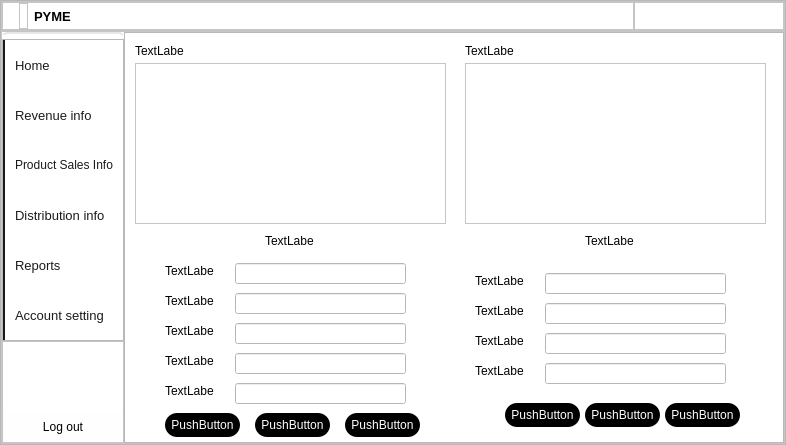
Above: Frontend/dashboardUI.ui from XxDdUu/DACS01 before the change. Below: the same form after it.
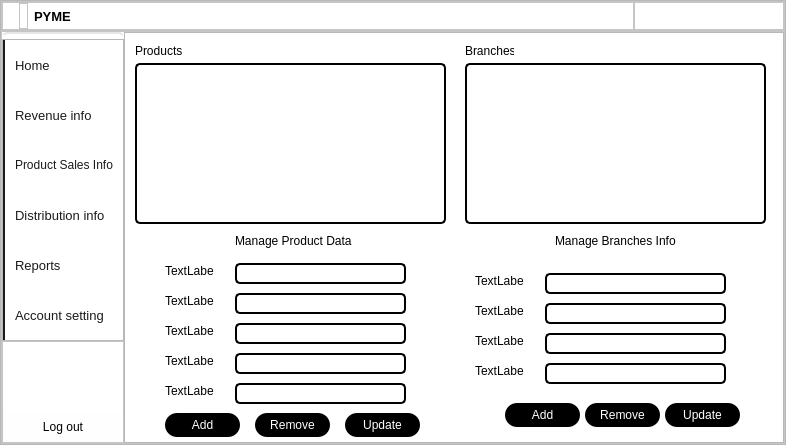
That is the form after the change. The open tabs and pages were chosen to show the change. Icons and pictures are not drawn. Custom widgets are drawn as their Qt base class.

```diff
--- a/Frontend/dashboardUI.ui
+++ b/Frontend/dashboardUI.ui
@@ -2053,6 +2053,10 @@
                      <height>161</height>
                     </rect>
                    </property>
+                   <property name="styleSheet">
+                    <string notr="true">border: 2px solid black;
+border-radius: 5px;</string>
+                   </property>
                   </widget>
                   <widget class="QLabel" name="product_info_label">
                    <property name="geometry">
@@ -2064,20 +2068,20 @@
                     </rect>
                    </property>
                    <property name="text">
-                    <string>TextLabel</string>
+                    <string>Products</string>
                    </property>
                   </widget>
                   <widget class="QLabel" name="product_crud_label">
                    <property name="geometry">
                     <rect>
-                     <x>130</x>
+                     <x>100</x>
                      <y>190</y>
-                     <width>49</width>
+                     <width>121</width>
                      <height>16</height>
                     </rect>
                    </property>
                    <property name="text">
-                    <string>TextLabel</string>
+                    <string>Manage Product Data</string>
                    </property>
                   </widget>
                   <widget class="QWidget" name="widget_5" native="true">
@@ -2150,6 +2154,10 @@
                       <height>21</height>
                      </rect>
                     </property>
+                    <property name="styleSheet">
+                     <string notr="true">border: 2px solid black;
+border-radius: 5px;</string>
+                    </property>
                    </widget>
                    <widget class="QLineEdit" name="lineEdit_2">
                     <property name="geometry">
@@ -2160,6 +2168,10 @@
                       <height>21</height>
                      </rect>
                     </property>
+                    <property name="styleSheet">
+                     <string notr="true">border: 2px solid black;
+border-radius: 5px;</string>
+                    </property>
                    </widget>
                    <widget class="QLineEdit" name="lineEdit_3">
                     <property name="geometry">
@@ -2170,6 +2182,10 @@
                       <height>21</height>
                      </rect>
                     </property>
+                    <property name="styleSheet">
+                     <string notr="true">border: 2px solid black;
+border-radius: 5px;</string>
+                    </property>
                    </widget>
                    <widget class="QLineEdit" name="lineEdit_4">
                     <property name="geometry">
@@ -2180,6 +2196,10 @@
                       <height>21</height>
                      </rect>
                     </property>
+                    <property name="styleSheet">
+                     <string notr="true">border: 2px solid black;
+border-radius: 5px;</string>
+                    </property>
                    </widget>
                    <widget class="QLabel" name="prodBranch_id_label">
                     <property name="geometry">
@@ -2203,6 +2223,10 @@
                       <height>21</height>
                      </rect>
                     </property>
+                    <property name="styleSheet">
+                     <string notr="true">border: 2px solid black;
+border-radius: 5px;</string>
+                    </property>
                    </widget>
                   </widget>
                   <widget class="QWidget" name="widget_6" native="true">
@@ -2229,7 +2253,7 @@
 border-radius: 12px</string>
                     </property>
                     <property name="text">
-                     <string>PushButton</string>
+                     <string>Remove</string>
                     </property>
                    </widget>
                    <widget class="QPushButton" name="addProduct_btn">
@@ -2247,7 +2271,7 @@
 border-radius: 12px</string>
                     </property>
                     <property name="text">
-                     <string>PushButton</string>
+                     <string>Add</string>
                     </property>
                    </widget>
                    <widget class="QPushButton" name="updateProduct_btn">
@@ -2265,7 +2289,7 @@
 border-radius: 12px</string>
                     </property>
                     <property name="text">
-                     <string>PushButton</string>
+                     <string>Update</string>
                     </property>
                    </widget>
                   </widget>
@@ -2288,6 +2312,10 @@
                      <height>161</height>
                     </rect>
                    </property>
+                   <property name="styleSheet">
+                    <string notr="true">border: 2px solid black;
+border-radius: 5px;</string>
+                   </property>
                   </widget>
                   <widget class="QLabel" name="branch_info_label">
                    <property name="geometry">
@@ -2299,20 +2327,20 @@
                     </rect>
                    </property>
                    <property name="text">
-                    <string>TextLabel</string>
+                    <string>Branches</string>
                    </property>
                   </widget>
                   <widget class="QLabel" name="branch_crud_label">
                    <property name="geometry">
                     <rect>
-                     <x>130</x>
+                     <x>100</x>
                      <y>190</y>
-                     <width>49</width>
+                     <width>121</width>
                      <height>16</height>
                     </rect>
                    </property>
                    <property name="text">
-                    <string>TextLabel</string>
+                    <string>Manage Branches Info</string>
                    </property>
                   </widget>
                   <widget class="QWidget" name="widget_8" native="true">
@@ -2395,6 +2423,10 @@
                       <height>21</height>
                      </rect>
                     </property>
+                    <property name="styleSheet">
+                     <string notr="true">border: 2px solid black;
+border-radius: 5px;</string>
+                    </property>
                    </widget>
                    <widget class="QLineEdit" name="lineEdit_6">
                     <property name="geometry">
@@ -2405,6 +2437,10 @@
                       <height>21</height>
                      </rect>
                     </property>
+                    <property name="styleSheet">
+                     <string notr="true">border: 2px solid black;
+border-radius: 5px;</string>
+                    </property>
                    </widget>
                    <widget class="QLineEdit" name="lineEdit_7">
                     <property name="geometry">
@@ -2415,6 +2451,10 @@
                       <height>21</height>
                      </rect>
                     </property>
+                    <property name="styleSheet">
+                     <string notr="true">border: 2px solid black;
+border-radius: 5px;</string>
+                    </property>
                    </widget>
                    <widget class="QLineEdit" name="lineEdit_8">
                     <property name="geometry">
@@ -2425,6 +2465,10 @@
                       <height>21</height>
                      </rect>
                     </property>
+                    <property name="styleSheet">
+                     <string notr="true">border: 2px solid black;
+border-radius: 5px;</string>
+                    </property>
                    </widget>
                   </widget>
                   <widget class="QWidget" name="widget_7" native="true">
@@ -2451,7 +2495,7 @@
 border-radius: 12px</string>
                     </property>
                     <property name="text">
-                     <string>PushButton</string>
+                     <string>Remove</string>
                     </property>
                    </widget>
                    <widget class="QPushButton" name="branchAdd_btn">
@@ -2469,7 +2513,7 @@
 border-radius: 12px</string>
                     </property>
                     <property name="text">
-                     <string>PushButton</string>
+                     <string>Add</string>
                     </property>
                    </widget>
                    <widget class="QPushButton" name="branchUpdate_btn">
@@ -2487,7 +2531,7 @@
 border-radius: 12px</string>
                     </property>
                     <property name="text">
-                     <string>PushButton</string>
+                     <string>Update</string>
                     </property>
                    </widget>
                   </widget>
```
Left out of the diff: 21 changed lines with no effect on the pictures.
